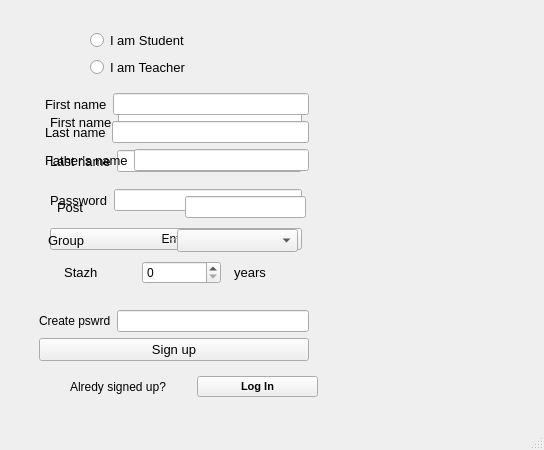
Old version of the form learnsystem.ui in the repository marko-yaciv/2c_coursework.
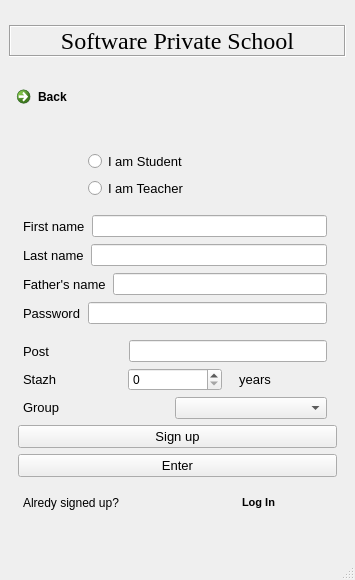
New version of the form.

Commit message: 1. Created start wondow with internal logic. 2. All data classes in general finshed. 3. Created class flParser that manages data about all students and teachers.

Diff of the .ui file:
```diff
--- a/learnsystem.ui
+++ b/learnsystem.ui
@@ -6,205 +6,270 @@
    <rect>
     <x>0</x>
     <y>0</y>
-    <width>544</width>
-    <height>450</height>
+    <width>355</width>
+    <height>580</height>
    </rect>
   </property>
+  <property name="sizePolicy">
+   <sizepolicy hsizetype="Preferred" vsizetype="Minimum">
+    <horstretch>0</horstretch>
+    <verstretch>0</verstretch>
+   </sizepolicy>
+  </property>
+  <property name="maximumSize">
+   <size>
+    <width>355</width>
+    <height>580</height>
+   </size>
+  </property>
+  <property name="baseSize">
+   <size>
+    <width>355</width>
+    <height>530</height>
+   </size>
+  </property>
   <property name="windowTitle">
    <string>LearnSystem</string>
   </property>
   <widget class="QWidget" name="centralwidget">
-   <widget class="QWidget" name="logIn" native="true">
-    <property name="geometry">
-     <rect>
-      <x>50</x>
-      <y>100</y>
-      <width>252</width>
-      <height>161</height>
-     </rect>
+   <property name="sizePolicy">
+    <sizepolicy hsizetype="Preferred" vsizetype="Fixed">
+     <horstretch>0</horstretch>
+     <verstretch>0</verstretch>
+    </sizepolicy>
+   </property>
+   <layout class="QGridLayout" name="gridLayout" rowstretch="0,0,0">
+    <property name="sizeConstraint">
+     <enum>QLayout::SetMinimumSize</enum>
     </property>
-    <property name="tabletTracking">
-     <bool>true</bool>
-    </property>
-    <layout class="QGridLayout" name="gridLayout_2">
-     <item row="0" column="0">
-      <layout class="QHBoxLayout" name="horizontalLayout_6">
+    <item row="2" column="0">
+     <widget class="QWidget" name="registerW" native="true">
+      <property name="sizePolicy">
+       <sizepolicy hsizetype="Preferred" vsizetype="Fixed">
+        <horstretch>0</horstretch>
+        <verstretch>0</verstretch>
+       </sizepolicy>
+      </property>
+      <layout class="QVBoxLayout" name="verticalLayout_2">
        <item>
-        <widget class="QLabel" name="label_19">
-         <property name="font">
-          <font>
-           <pointsize>10</pointsize>
-          </font>
+        <layout class="QVBoxLayout" name="whoIam">
+         <property name="leftMargin">
+          <number>70</number>
          </property>
-         <property name="text">
-          <string>First name</string>
-         </property>
-        </widget>
+         <item>
+          <widget class="QRadioButton" name="iamstud">
+           <property name="font">
+            <font>
+             <pointsize>10</pointsize>
+            </font>
+           </property>
+           <property name="text">
+            <string>I am Student</string>
+           </property>
+          </widget>
+         </item>
+         <item>
+          <widget class="QRadioButton" name="iamteach">
+           <property name="font">
+            <font>
+             <pointsize>10</pointsize>
+            </font>
+           </property>
+           <property name="text">
+            <string>I am Teacher</string>
+           </property>
+          </widget>
+         </item>
+        </layout>
        </item>
        <item>
-        <widget class="QLineEdit" name="Fname_2">
-         <property name="font">
-          <font>
-           <pointsize>9</pointsize>
-          </font>
+        <widget class="QWidget" name="register_common" native="true">
+         <property name="sizePolicy">
+          <sizepolicy hsizetype="Expanding" vsizetype="Minimum">
+           <horstretch>0</horstretch>
+           <verstretch>0</verstretch>
+          </sizepolicy>
          </property>
-        </widget>
-       </item>
-      </layout>
-     </item>
-     <item row="1" column="0">
-      <layout class="QHBoxLayout" name="horizontalLayout_7">
-       <item>
-        <widget class="QLabel" name="label_20">
-         <property name="font">
-          <font>
-           <pointsize>10</pointsize>
-          </font>
+         <property name="mouseTracking">
+          <bool>true</bool>
          </property>
-         <property name="text">
-          <string>Last name</string>
+         <property name="tabletTracking">
+          <bool>true</bool>
          </property>
-        </widget>
-       </item>
-       <item>
-        <widget class="QLineEdit" name="Lname_2">
-         <property name="font">
-          <font>
-           <pointsize>9</pointsize>
-          </font>
+         <property name="focusPolicy">
+          <enum>Qt::TabFocus</enum>
          </property>
+         <layout class="QGridLayout" name="gridLayout_3">
+          <property name="leftMargin">
+           <number>5</number>
+          </property>
+          <property name="topMargin">
+           <number>10</number>
+          </property>
+          <property name="rightMargin">
+           <number>10</number>
+          </property>
+          <property name="bottomMargin">
+           <number>10</number>
+          </property>
+          <property name="spacing">
+           <number>7</number>
+          </property>
+          <item row="4" column="0" colspan="2">
+           <layout class="QHBoxLayout" name="horizontalLayout_5">
+            <item>
+             <widget class="QLabel" name="label_18">
+              <property name="font">
+               <font>
+                <pointsize>10</pointsize>
+               </font>
+              </property>
+              <property name="text">
+               <string>Password</string>
+              </property>
+             </widget>
+            </item>
+            <item>
+             <widget class="QLineEdit" name="password">
+              <property name="font">
+               <font>
+                <pointsize>9</pointsize>
+               </font>
+              </property>
+              <property name="contextMenuPolicy">
+               <enum>Qt::DefaultContextMenu</enum>
+              </property>
+              <property name="maxLength">
+               <number>20</number>
+              </property>
+              <property name="echoMode">
+               <enum>QLineEdit::Password</enum>
+              </property>
+              <property name="clearButtonEnabled">
+               <bool>false</bool>
+              </property>
+             </widget>
+            </item>
+           </layout>
+          </item>
+          <item row="2" column="0" colspan="2">
+           <layout class="QHBoxLayout" name="horizontalLayout_3">
+            <property name="leftMargin">
+             <number>0</number>
+            </property>
+            <item>
+             <widget class="QLabel" name="label_3">
+              <property name="font">
+               <font>
+                <pointsize>10</pointsize>
+               </font>
+              </property>
+              <property name="text">
+               <string>Father's name</string>
+              </property>
+             </widget>
+            </item>
+            <item>
+             <widget class="QLineEdit" name="FthName">
+              <property name="font">
+               <font>
+                <pointsize>9</pointsize>
+               </font>
+              </property>
+             </widget>
+            </item>
+           </layout>
+          </item>
+          <item row="1" column="0" colspan="2">
+           <layout class="QHBoxLayout" name="horizontalLayout_2">
+            <property name="leftMargin">
+             <number>0</number>
+            </property>
+            <item>
+             <widget class="QLabel" name="label_2">
+              <property name="font">
+               <font>
+                <pointsize>10</pointsize>
+               </font>
+              </property>
+              <property name="text">
+               <string>Last name</string>
+              </property>
+             </widget>
+            </item>
+            <item>
+             <widget class="QLineEdit" name="Lname">
+              <property name="font">
+               <font>
+                <pointsize>9</pointsize>
+               </font>
+              </property>
+             </widget>
+            </item>
+           </layout>
+          </item>
+          <item row="0" column="0" colspan="2">
+           <layout class="QHBoxLayout" name="horizontalLayout">
+            <property name="leftMargin">
+             <number>0</number>
+            </property>
+            <item>
+             <widget class="QLabel" name="label">
+              <property name="font">
+               <font>
+                <pointsize>10</pointsize>
+               </font>
+              </property>
+              <property name="text">
+               <string>First name</string>
+              </property>
+             </widget>
+            </item>
+            <item>
+             <widget class="QLineEdit" name="Fname">
+              <property name="font">
+               <font>
+                <pointsize>9</pointsize>
+               </font>
+              </property>
+             </widget>
+            </item>
+           </layout>
+          </item>
+         </layout>
         </widget>
        </item>
-      </layout>
-     </item>
-     <item row="2" column="0">
-      <layout class="QHBoxLayout" name="horizontalLayout_8">
        <item>
-        <widget class="QLabel" name="label_21">
-         <property name="font">
-          <font>
-           <pointsize>10</pointsize>
-          </font>
+        <widget class="QWidget" name="teachInfo" native="true">
+         <property name="sizePolicy">
+          <sizepolicy hsizetype="Preferred" vsizetype="Minimum">
+           <horstretch>0</horstretch>
+           <verstretch>0</verstretch>
+          </sizepolicy>
          </property>
-         <property name="text">
-          <string>Password</string>
-         </property>
-        </widget>
-       </item>
-       <item>
-        <widget class="QLineEdit" name="password_2"/>
-       </item>
-      </layout>
-     </item>
-     <item row="3" column="0">
-      <widget class="QPushButton" name="enterB">
-       <property name="font">
-        <font>
-         <pointsize>9</pointsize>
-        </font>
-       </property>
-       <property name="focusPolicy">
-        <enum>Qt::StrongFocus</enum>
-       </property>
-       <property name="text">
-        <string>Enter</string>
-       </property>
-       <property name="flat">
-        <bool>false</bool>
-       </property>
-      </widget>
-     </item>
-    </layout>
-   </widget>
-   <widget class="QWidget" name="registerW" native="true">
-    <property name="geometry">
-     <rect>
-      <x>30</x>
-      <y>30</y>
-      <width>288</width>
-      <height>367</height>
-     </rect>
-    </property>
-    <layout class="QGridLayout" name="gridLayout" rowstretch="0,0,0,0">
-     <item row="3" column="0">
-      <layout class="QHBoxLayout" name="horizontalLayout_4">
-       <property name="leftMargin">
-        <number>40</number>
-       </property>
-       <item>
-        <widget class="QLabel" name="label_8">
-         <property name="font">
-          <font>
-           <pointsize>9</pointsize>
-          </font>
-         </property>
-         <property name="text">
-          <string>Alredy signed up?</string>
-         </property>
-        </widget>
-       </item>
-       <item>
-        <widget class="QPushButton" name="logInB">
-         <property name="font">
-          <font>
-           <pointsize>8</pointsize>
-           <weight>75</weight>
-           <bold>true</bold>
-          </font>
-         </property>
-         <property name="text">
-          <string>Log In</string>
-         </property>
-        </widget>
-       </item>
-      </layout>
-     </item>
-     <item row="0" column="0">
-      <layout class="QVBoxLayout" name="whoIam">
-       <property name="leftMargin">
-        <number>60</number>
-       </property>
-       <item>
-        <widget class="QRadioButton" name="iamstud">
-         <property name="font">
-          <font>
-           <pointsize>10</pointsize>
-          </font>
-         </property>
-         <property name="text">
-          <string>I am Student</string>
-         </property>
-        </widget>
-       </item>
-       <item>
-        <widget class="QRadioButton" name="iamteach">
-         <property name="font">
-          <font>
-           <pointsize>10</pointsize>
-          </font>
-         </property>
-         <property name="text">
-          <string>I am Teacher</string>
-         </property>
-        </widget>
-       </item>
-      </layout>
-     </item>
-     <item row="1" column="0">
-      <widget class="QWidget" name="register_2" native="true">
-       <layout class="QGridLayout" name="gridLayout_3">
-        <item row="4" column="1">
-         <widget class="QSplitter" name="teachInfo">
-          <property name="orientation">
-           <enum>Qt::Vertical</enum>
+         <layout class="QVBoxLayout" name="verticalLayout">
+          <property name="leftMargin">
+           <number>5</number>
           </property>
-          <widget class="QWidget" name="layoutWidget">
-           <layout class="QHBoxLayout" name="teachPost">
+          <property name="topMargin">
+           <number>0</number>
+          </property>
+          <property name="rightMargin">
+           <number>10</number>
+          </property>
+          <property name="bottomMargin">
+           <number>0</number>
+          </property>
+          <item>
+           <layout class="QHBoxLayout" name="teachPost" stretch="1,2">
+            <property name="spacing">
+             <number>7</number>
+            </property>
             <property name="leftMargin">
-             <number>12</number>
+             <number>0</number>
             </property>
             <property name="rightMargin">
-             <number>3</number>
+             <number>0</number>
             </property>
             <item>
              <widget class="QLabel" name="label_5">
@@ -234,14 +299,17 @@
              </widget>
             </item>
            </layout>
-          </widget>
-          <widget class="QWidget" name="layoutWidget">
+          </item>
+          <item>
            <layout class="QHBoxLayout" name="teachStand">
+            <property name="spacing">
+             <number>10</number>
+            </property>
             <property name="leftMargin">
-             <number>12</number>
+             <number>0</number>
             </property>
             <property name="rightMargin">
-             <number>3</number>
+             <number>0</number>
             </property>
             <item>
              <widget class="QLabel" name="label_6">
@@ -251,7 +319,10 @@
                </font>
               </property>
               <property name="text">
-               <string>  Stazh</string>
+               <string>Stazh</string>
+              </property>
+              <property name="alignment">
+               <set>Qt::AlignLeading|Qt::AlignLeft|Qt::AlignVCenter</set>
               </property>
              </widget>
             </item>
@@ -262,6 +333,9 @@
                 <pointsize>9</pointsize>
                </font>
               </property>
+              <property name="maximum">
+               <number>70</number>
+              </property>
              </widget>
             </item>
             <item>
@@ -277,170 +351,240 @@
              </widget>
             </item>
            </layout>
-          </widget>
-         </widget>
-        </item>
-        <item row="0" column="1">
-         <layout class="QHBoxLayout" name="horizontalLayout">
+          </item>
+         </layout>
+        </widget>
+       </item>
+       <item>
+        <widget class="QWidget" name="studGroup" native="true">
+         <property name="sizePolicy">
+          <sizepolicy hsizetype="Preferred" vsizetype="Minimum">
+           <horstretch>0</horstretch>
+           <verstretch>0</verstretch>
+          </sizepolicy>
+         </property>
+         <property name="maximumSize">
+          <size>
+           <width>16777215</width>
+           <height>45</height>
+          </size>
+         </property>
+         <property name="font">
+          <font>
+           <pointsize>9</pointsize>
+          </font>
+         </property>
+         <layout class="QHBoxLayout" name="studentGroup">
+          <property name="spacing">
+           <number>0</number>
+          </property>
+          <property name="leftMargin">
+           <number>5</number>
+          </property>
+          <property name="topMargin">
+           <number>0</number>
+          </property>
+          <property name="rightMargin">
+           <number>10</number>
+          </property>
+          <property name="bottomMargin">
+           <number>0</number>
+          </property>
           <item>
-           <widget class="QLabel" name="label">
+           <widget class="QLabel" name="label_4">
+            <property name="sizePolicy">
+             <sizepolicy hsizetype="Preferred" vsizetype="Fixed">
+              <horstretch>0</horstretch>
+              <verstretch>0</verstretch>
+             </sizepolicy>
+            </property>
             <property name="font">
              <font>
               <pointsize>10</pointsize>
              </font>
             </property>
             <property name="text">
-             <string>First name</string>
+             <string>Group</string>
             </property>
            </widget>
           </item>
           <item>
-           <widget class="QLineEdit" name="Fname">
+           <widget class="QComboBox" name="group">
             <property name="font">
              <font>
               <pointsize>9</pointsize>
              </font>
             </property>
-           </widget>
-          </item>
-         </layout>
-        </item>
-        <item row="2" column="1">
-         <layout class="QHBoxLayout" name="horizontalLayout_3">
-          <item>
-           <widget class="QLabel" name="label_3">
-            <property name="font">
-             <font>
-              <pointsize>10</pointsize>
-             </font>
+            <property name="focusPolicy">
+             <enum>Qt::WheelFocus</enum>
             </property>
-            <property name="text">
-             <string>Father's name</string>
+            <property name="sizeAdjustPolicy">
+             <enum>QComboBox::AdjustToContents</enum>
             </property>
-           </widget>
-          </item>
-          <item>
-           <widget class="QLineEdit" name="FthName">
-            <property name="font">
-             <font>
-              <pointsize>9</pointsize>
-             </font>
+            <property name="iconSize">
+             <size>
+              <width>16</width>
+              <height>10</height>
+             </size>
             </property>
            </widget>
           </item>
          </layout>
-        </item>
-        <item row="3" column="0" rowspan="2" colspan="2">
-         <widget class="QWidget" name="studGroup" native="true">
-          <property name="sizePolicy">
-           <sizepolicy hsizetype="Preferred" vsizetype="Preferred">
-            <horstretch>0</horstretch>
-            <verstretch>0</verstretch>
-           </sizepolicy>
+        </widget>
+       </item>
+       <item>
+        <widget class="QPushButton" name="signUpB">
+         <property name="font">
+          <font>
+           <pointsize>10</pointsize>
+          </font>
+         </property>
+         <property name="text">
+          <string>Sign up</string>
+         </property>
+        </widget>
+       </item>
+       <item>
+        <widget class="QPushButton" name="enterB">
+         <property name="font">
+          <font>
+           <pointsize>10</pointsize>
+          </font>
+         </property>
+         <property name="focusPolicy">
+          <enum>Qt::StrongFocus</enum>
+         </property>
+         <property name="text">
+          <string>Enter</string>
+         </property>
+         <property name="flat">
+          <bool>false</bool>
+         </property>
+        </widget>
+       </item>
+       <item>
+        <widget class="QWidget" name="logInWidget" native="true">
+         <layout class="QHBoxLayout" name="horizontalLayout_4">
+          <property name="spacing">
+           <number>30</number>
           </property>
-          <property name="font">
-           <font>
-            <pointsize>9</pointsize>
-           </font>
+          <property name="leftMargin">
+           <number>5</number>
           </property>
-          <layout class="QHBoxLayout" name="studentGroup">
-           <property name="spacing">
-            <number>7</number>
-           </property>
-           <property name="rightMargin">
-            <number>11</number>
-           </property>
-           <item>
-            <widget class="QLabel" name="label_4">
-             <property name="font">
-              <font>
-               <pointsize>10</pointsize>
-              </font>
-             </property>
-             <property name="text">
-              <string>Group</string>
-             </property>
-            </widget>
-           </item>
-           <item>
-            <widget class="QComboBox" name="group">
-             <property name="font">
-              <font>
-               <pointsize>10</pointsize>
-              </font>
-             </property>
-            </widget>
-           </item>
-          </layout>
-         </widget>
-        </item>
-        <item row="6" column="0" colspan="2">
-         <widget class="QPushButton" name="signUpB">
-          <property name="font">
-           <font>
-            <pointsize>10</pointsize>
-           </font>
+          <property name="rightMargin">
+           <number>10</number>
           </property>
-          <property name="text">
-           <string>Sign up</string>
-          </property>
-         </widget>
-        </item>
-        <item row="1" column="1">
-         <layout class="QHBoxLayout" name="horizontalLayout_2">
           <item>
-           <widget class="QLabel" name="label_2">
+           <widget class="QLabel" name="label_8">
             <property name="font">
              <font>
-              <pointsize>10</pointsize>
+              <pointsize>9</pointsize>
              </font>
             </property>
             <property name="text">
-             <string>Last name</string>
+             <string>Alredy signed up?</string>
             </property>
            </widget>
           </item>
           <item>
-           <widget class="QLineEdit" name="Lname">
+           <widget class="QPushButton" name="logInB">
             <property name="font">
              <font>
-              <pointsize>9</pointsize>
+              <pointsize>8</pointsize>
+              <weight>75</weight>
+              <bold>true</bold>
              </font>
             </property>
-           </widget>
-          </item>
-         </layout>
-        </item>
-        <item row="5" column="0" colspan="2">
-         <layout class="QHBoxLayout" name="horizontalLayout_5">
-          <item>
-           <widget class="QLabel" name="label_18">
-            <property name="font">
-             <font>
-              <pointsize>9</pointsize>
-             </font>
-            </property>
             <property name="text">
-             <string>Create pswrd</string>
+             <string>Log In</string>
             </property>
-           </widget>
-          </item>
-          <item>
-           <widget class="QLineEdit" name="password">
-            <property name="font">
-             <font>
-              <pointsize>9</pointsize>
-             </font>
+            <property name="flat">
+             <bool>true</bool>
             </property>
            </widget>
           </item>
          </layout>
-        </item>
-       </layout>
-      </widget>
-     </item>
-    </layout>
-   </widget>
+        </widget>
+       </item>
+      </layout>
+     </widget>
+    </item>
+    <item row="1" column="0">
+     <widget class="QCommandLinkButton" name="backToRegister">
+      <property name="sizePolicy">
+       <sizepolicy hsizetype="Preferred" vsizetype="Fixed">
+        <horstretch>0</horstretch>
+        <verstretch>0</verstretch>
+       </sizepolicy>
+      </property>
+      <property name="font">
+       <font>
+        <pointsize>9</pointsize>
+       </font>
+      </property>
+      <property name="cursor">
+       <cursorShape>PointingHandCursor</cursorShape>
+      </property>
+      <property name="text">
+       <string>Back</string>
+      </property>
+      <property name="iconSize">
+       <size>
+        <width>30</width>
+        <height>30</height>
+       </size>
+      </property>
+     </widget>
+    </item>
+    <item row="0" column="0">
+     <widget class="QLabel" name="label_9">
+      <property name="sizePolicy">
+       <sizepolicy hsizetype="Preferred" vsizetype="Fixed">
+        <horstretch>0</horstretch>
+        <verstretch>0</verstretch>
+       </sizepolicy>
+      </property>
+      <property name="baseSize">
+       <size>
+        <width>0</width>
+        <height>29</height>
+       </size>
+      </property>
+      <property name="font">
+       <font>
+        <family>Georgia</family>
+        <pointsize>18</pointsize>
+        <weight>50</weight>
+        <bold>false</bold>
+       </font>
+      </property>
+      <property name="frameShape">
+       <enum>QFrame::Box</enum>
+      </property>
+      <property name="frameShadow">
+       <enum>QFrame::Sunken</enum>
+      </property>
+      <property name="lineWidth">
+       <number>1</number>
+      </property>
+      <property name="text">
+       <string>Software Private School</string>
+      </property>
+      <property name="textFormat">
+       <enum>Qt::AutoText</enum>
+      </property>
+      <property name="scaledContents">
+       <bool>true</bool>
+      </property>
+      <property name="alignment">
+       <set>Qt::AlignCenter</set>
+      </property>
+      <property name="textInteractionFlags">
+       <set>Qt::NoTextInteraction</set>
+      </property>
+     </widget>
+    </item>
+   </layout>
   </widget>
   <widget class="QMenuBar" name="menubar">
    <property name="geometry">
```
Left out of the diff: 2 changed lines with no effect on the pictures. The commit also changes 22 other files.
